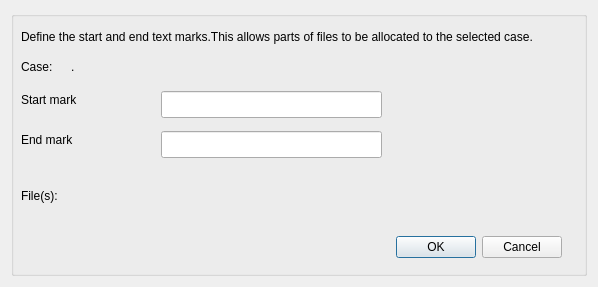
This is GUI_UIs/ui_dialog_start_and_end_marks.ui in ccbogel/QualCoder as Qt 5 draws it before an edit. The edited form follows.
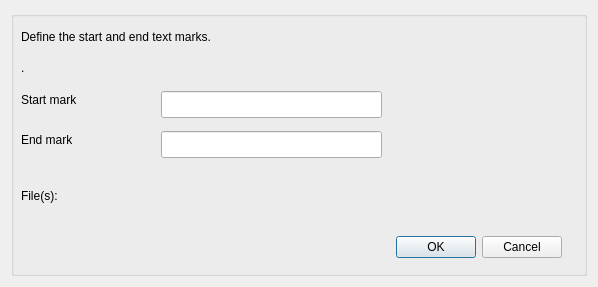
This is the edited form.

The edit to the form file:
```diff
--- a/GUI_UIs/ui_dialog_start_and_end_marks.ui
+++ b/GUI_UIs/ui_dialog_start_and_end_marks.ui
@@ -35,7 +35,7 @@
        </rect>
       </property>
       <property name="text">
-       <string>Define the start and end text marks.This allows parts of files to be allocated to the selected case.</string>
+       <string>Define the start and end text marks.</string>
       </property>
       <property name="wordWrap">
        <bool>true</bool>
@@ -51,19 +51,6 @@
        </rect>
       </property>
      </widget>
-     <widget class="QLabel" name="label_case_2">
-      <property name="geometry">
-       <rect>
-        <x>10</x>
-        <y>47</y>
-        <width>41</width>
-        <height>17</height>
-       </rect>
-      </property>
-      <property name="text">
-       <string>Case:</string>
-      </property>
-     </widget>
      <widget class="QLineEdit" name="lineEdit_startmark">
       <property name="geometry">
        <rect>
@@ -77,10 +64,10 @@
      <widget class="QLabel" name="label_case">
       <property name="geometry">
        <rect>
-        <x>60</x>
+        <x>10</x>
         <y>47</y>
-        <width>331</width>
-        <height>17</height>
+        <width>381</width>
+        <height>20</height>
        </rect>
       </property>
       <property name="text">
```
Left out of the diff: 2 changed lines with no effect on the pictures.
